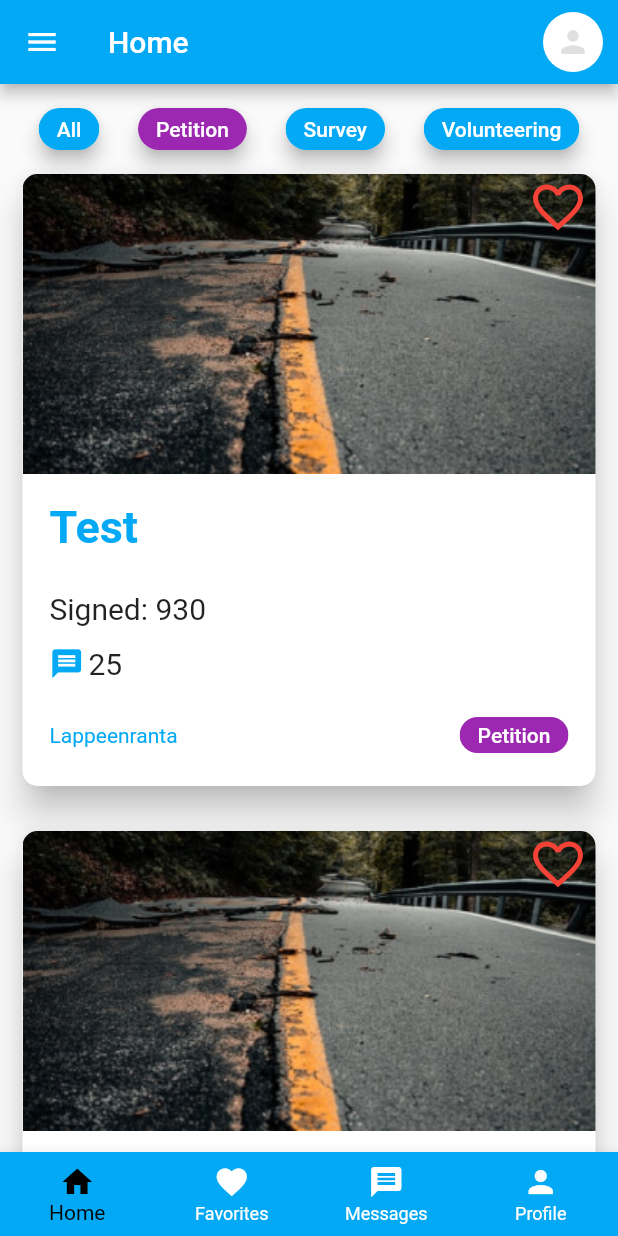
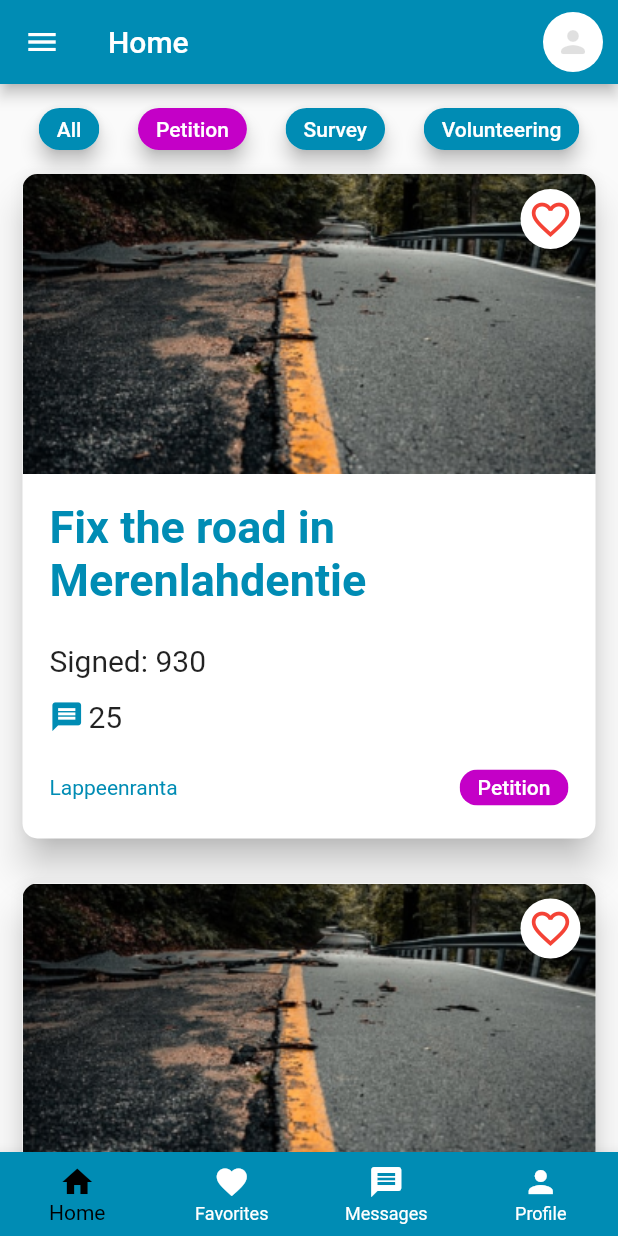
Before and after one commit to jaimeAlorg/Civic-Partitipation-Demo, a Flutter app: the screen it shows after launch, on a phone screen of 412 x 824 dp. Run offline on Flutter 3.47's test engine with Material 2 defaults, Android fonts, the phone set to English and light mode, and no system bars.

Commit message:
Markku (#1)
* Applied custom color scheme

* Favorite icon more prominent

* Customizable title

* Small typo

* Newline character at the end of a file

* Favorite distance from corner

```diff
--- a/lib/home.dart
+++ b/lib/home.dart
@@ -1,4 +1,5 @@
 import 'package:flutter/material.dart';
+import 'package:my_app/theme.dart';
 
 class Home extends StatefulWidget {
   @override
@@ -40,15 +41,15 @@ class _HomeState extends State<Home> {
               child: Column(children: [
                 myTags(),
                 SizedBox(height: 10),
-                myCard(),
+                myCard('Fix the road in Merenlahdentie'),
                 SizedBox(height: 30),
-                myCard(),
+                myCard('Test'),
                 SizedBox(height: 40),
               ])),
         ],
       ),
       bottomNavigationBar: BottomNavigationBar(
-        backgroundColor: Colors.lightBlue,
+        backgroundColor: defaultTheme.bottomAppBarColor,
         currentIndex: 0,
         selectedItemColor: Colors.black,
         unselectedItemColor: Colors.white,
@@ -73,25 +74,25 @@ class _HomeState extends State<Home> {
         children: [
           Chip(
             label: Text('All', style: TextStyle(color: Colors.white)),
-            backgroundColor: Colors.lightBlue,
+            backgroundColor: defaultTheme.primaryColor,
             elevation: 5,
             visualDensity: VisualDensity(horizontal: -2, vertical: -2),
           ),
           Chip(
             label: Text('Petition', style: TextStyle(color: Colors.white)),
-            backgroundColor: Colors.purple,
+            backgroundColor: defaultTheme.accentColor,
             elevation: 5,
             visualDensity: VisualDensity(horizontal: -2, vertical: -2),
           ),
           Chip(
             label: Text('Survey', style: TextStyle(color: Colors.white)),
-            backgroundColor: Colors.lightBlue,
+            backgroundColor: defaultTheme.primaryColor,
             elevation: 5,
             visualDensity: VisualDensity(horizontal: -2, vertical: -2),
           ),
           Chip(
             label: Text('Volunteering', style: TextStyle(color: Colors.white)),
-            backgroundColor: Colors.lightBlue,
+            backgroundColor: defaultTheme.primaryColor,
             elevation: 5,
             visualDensity: VisualDensity(horizontal: -2, vertical: -2),
           ),
@@ -100,7 +101,8 @@ class _HomeState extends State<Home> {
     );
   }
 
-  Card myCard() {
+  Card myCard(text) {
+
     return Card(
       elevation: 10,
       shadowColor: Colors.black,
@@ -127,12 +129,18 @@ class _HomeState extends State<Home> {
               child: Stack(
                 children: [
                   new Positioned(
-                      right: 5,
-                      top: 2,
-                      child: new Icon(
-                        Icons.favorite_border_outlined,
-                        color: Colors.red,
-                        size: 40,
+                      right: 10,
+                      top: 10,
+                      child: CircleAvatar(
+                        backgroundColor: Colors.white,
+                        child: Padding(
+                          padding: EdgeInsets.all(5),
+                          child: new Icon(
+                            Icons.favorite_border_outlined,
+                            color: Colors.red,
+                            size: 30,
+                          ),
+                        ),
                       )),
                 ],
               )),
@@ -142,10 +150,10 @@ class _HomeState extends State<Home> {
                 crossAxisAlignment: CrossAxisAlignment.start,
                 children: [
                   Text(
-                    "Test",
+                    text,
                     style: TextStyle(
                         fontSize: 30,
-                        color: Colors.lightBlue,
+                        color: defaultTheme.primaryColor,
                         fontWeight: FontWeight.bold),
                   ),
                   SizedBox(height: 25),
@@ -161,7 +169,7 @@ class _HomeState extends State<Home> {
                     children: [
                       Icon(
                         Icons.message,
-                        color: Colors.lightBlue,
+                        color: defaultTheme.primaryColor,
                         size: 23,
                       ),
                       SizedBox(width: 3),
@@ -177,13 +185,13 @@ class _HomeState extends State<Home> {
                     children: [
                       Text("Lappeenranta",
                           style:
-                              TextStyle(color: Colors.lightBlue, fontSize: 14)),
+                              TextStyle(color: defaultTheme.primaryColor, fontSize: 14)),
                       Spacer(),
                       Chip(
                         label: Text('Petition',
                             style:
                                 TextStyle(color: Colors.white, fontSize: 14)),
-                        backgroundColor: Colors.purple,
+                        backgroundColor: defaultTheme.accentColor,
                         visualDensity:
                             VisualDensity(horizontal: -4, vertical: -4),
                       ),
--- a/lib/main.dart
+++ b/lib/main.dart
@@ -1,5 +1,6 @@
 import 'package:flutter/material.dart';
 import 'home.dart';
+import 'theme.dart';
 
 void main() {
   runApp(MyApp());
@@ -9,10 +10,8 @@ class MyApp extends StatelessWidget {
   @override
   Widget build(BuildContext context) {
     return MaterialApp(
-      title: 'Civic Partitipation',
-      theme: ThemeData(
-        primarySwatch: Colors.lightBlue,
-      ),
+      title: 'Civic Participation',
+      theme: defaultTheme,
       home: Home(),
     );
   }
--- /dev/null
+++ b/lib/theme.dart
@@ -0,0 +1,44 @@
+import 'dart:ui';
+import 'package:flutter/material.dart';
+
+Map<int, Color> color =
+{
+  50: Color.fromRGBO(0,61,89, .1),
+  100: Color.fromRGBO(0,61,89, .2),
+  200: Color.fromRGBO(0,61,89, .3),
+  300: Color.fromRGBO(0,61,89, .4),
+  400: Color.fromRGBO(0,61,89, .5),
+  500: Color.fromRGBO(0,61,89, .6),
+  600: Color.fromRGBO(0,61,89, .7),
+  700: Color.fromRGBO(0,61,89, .8),
+  800: Color.fromRGBO(0,61,89, .9),
+  900: Color.fromRGBO(0,61,89, 1),
+};
+
+Map<int, Color> secondaryColor =
+{
+  50: Color.fromRGBO(196,0,199, .1),
+  100: Color.fromRGBO(196,0,199, .2),
+  200: Color.fromRGBO(196,0,199, .3),
+  300: Color.fromRGBO(196,0,199, .4),
+  400: Color.fromRGBO(196,0,199, .5),
+  500: Color.fromRGBO(196,0,199, .6),
+  600: Color.fromRGBO(196,0,199, .7),
+  700: Color.fromRGBO(196,0,199, .8),
+  800: Color.fromRGBO(196,0,199, .9),
+  900: Color.fromRGBO(196,0,199, 1),
+};
+
+MaterialColor colorCustom = MaterialColor(0xFF008CB4, color);
+MaterialColor secondaryCustom = MaterialColor(0xFFC400C7, color);
+
+final ThemeData defaultTheme = _buildDefaultTheme();
+
+ThemeData _buildDefaultTheme() {
+  return ThemeData(
+      primarySwatch: colorCustom,
+      primaryColor: colorCustom,
+      accentColor: secondaryCustom,
+      bottomAppBarColor: colorCustom,
+  );
+}
```
